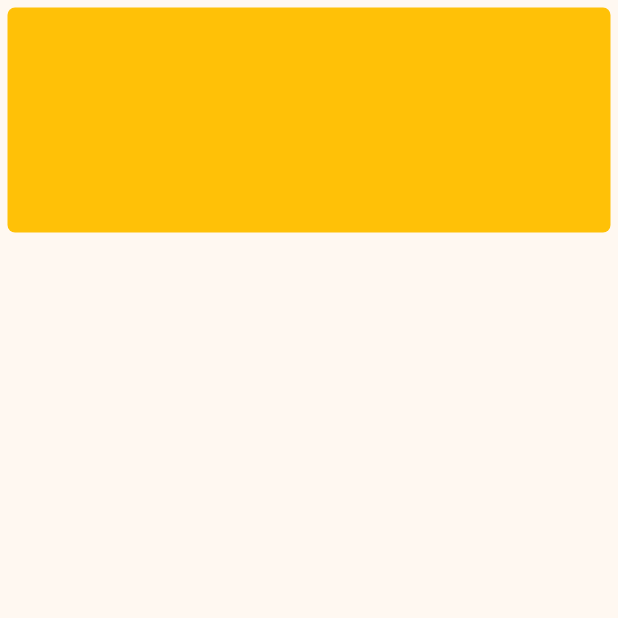
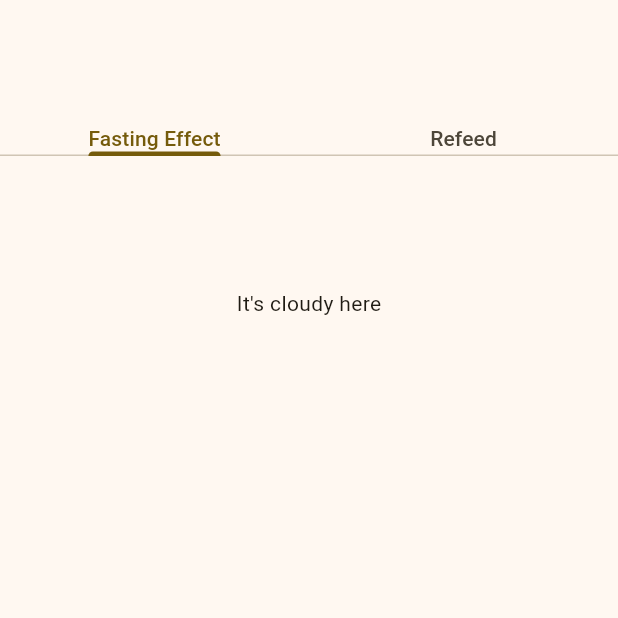
Before and after one commit to ilhamafandi21/soul-fast, a Flutter app: the screen it shows after launch, on a phone screen of 412 x 824 dp, the top half of it. Run offline on Flutter 3.47's test engine with Material 3 defaults, Android fonts, the phone set to English and light mode, and no system bars.

Commit message:
05 Nov 2025

```diff
--- a/lib/pages/home/home_page.dart
+++ b/lib/pages/home/home_page.dart
@@ -1,4 +1,5 @@
 import 'package:flutter/material.dart';
+import 'package:soulfast/widgets/tab_overview_fasting/tab_overview_fasting.dart';
 
 class HomePage extends StatefulWidget {
   const HomePage({super.key});
@@ -14,11 +15,13 @@ class _HomePageState extends State<HomePage> {
   Widget build(BuildContext context) {
     return Scaffold(
       body: Container(
-        margin: EdgeInsets.all(5),
-        height: 150,
-        decoration: BoxDecoration(
-          color: Colors.amber,
-          borderRadius: BorderRadius.circular(5),
+        child: Column(
+          children: [
+            Container(),
+            Container(
+              height: 300,
+              child: TabOverviewFasting()),
+          ],
         ),
       ),
     );
--- /dev/null
+++ b/lib/widgets/tab_overview_fasting/tab_overview_fasting.dart
@@ -0,0 +1,35 @@
+import 'package:flutter/material.dart';
+
+class TabOverviewFasting extends StatefulWidget {
+  const TabOverviewFasting({super.key});
+
+  @override
+  State<TabOverviewFasting> createState() => _TabOverviewFastingState();
+}
+
+class _TabOverviewFastingState extends State<TabOverviewFasting> {
+  @override
+  Widget build(BuildContext context) {
+    return DefaultTabController(
+      initialIndex: 0,
+      length: 3,
+      child: Scaffold(
+        appBar: AppBar(
+            bottom: TabBar(
+              tabs: <Widget>[
+               Text('Fasting Effect'),
+               Text('Refeed'),
+
+              ],
+            ),
+          ),
+          body: const TabBarView(
+            children: <Widget>[
+              Center(child: Text("It's cloudy here")),
+
+            ],
+          ),
+      ),
+    );
+  }
+}
```
